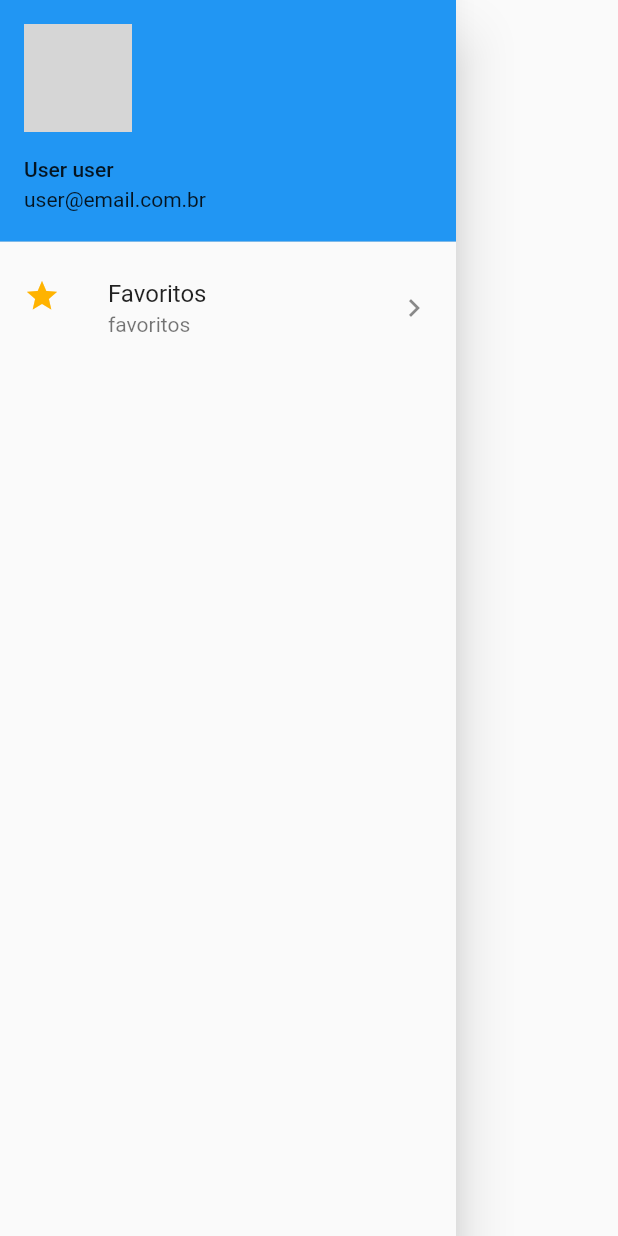
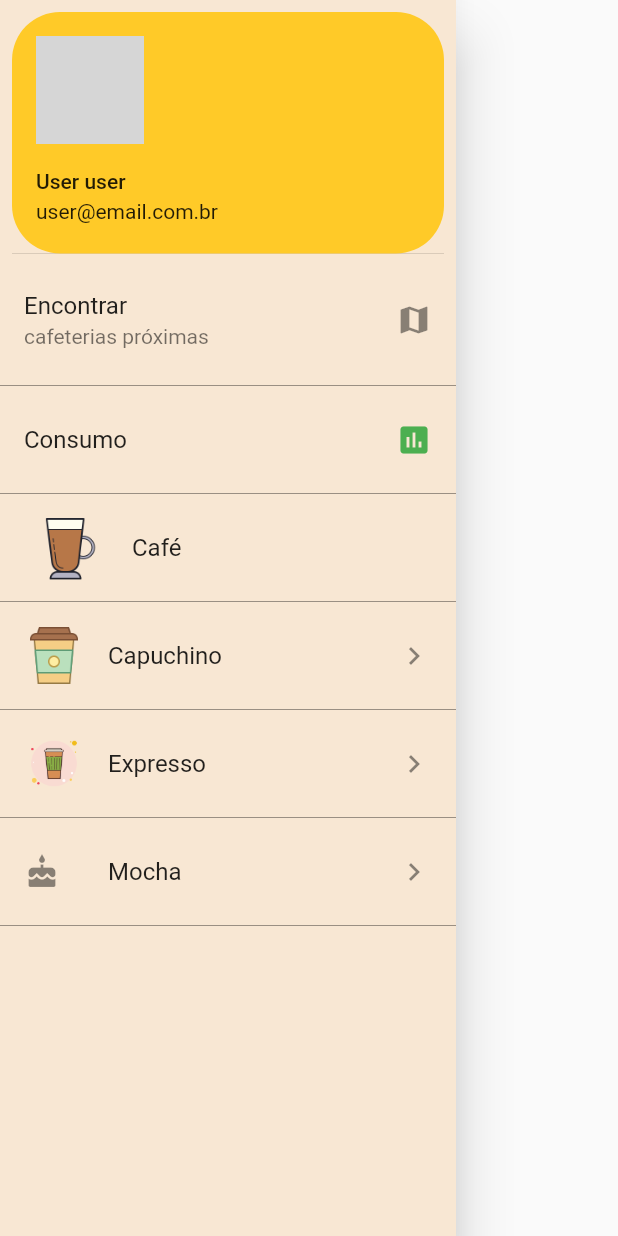
Before and after one commit to ollinmagno/coffee-store-app, a Flutter app: the DrawerList widget shown alone on an empty page, opened directly, on a phone screen of 412 x 824 dp. Run offline on Flutter 3.47's test engine with Material 2 defaults, Android fonts, the light colour scheme and no system bars; network calls fail; grey boxes are pictures that could not be loaded.

Commit message:
add items

```diff
--- a/lib/src/widgets/drawer.dart
+++ b/lib/src/widgets/drawer.dart
@@ -1,31 +1,98 @@
 import 'package:flutter/material.dart';
 
+class DrawerList extends StatelessWidget {
+  Color _cor = Color(0xfff8e7d3);
 
-class DrawerList extends StatelessWidget {
   @override
   Widget build(BuildContext context) {
     return SafeArea(
+      top: false,
       child: Drawer(
+        child: Container(
+          color: _cor,
           child: ListView(
             children: <Widget>[
               UserAccountsDrawerHeader(
+                margin: EdgeInsets.all(8.0),
+                decoration: BoxDecoration(
+                    color: Colors.amber.shade400,
+                    borderRadius: BorderRadius.circular(32.0)),
                 accountName: Text('User user'),
                 accountEmail: Text('user@email.com.br'),
                 currentAccountPicture: CircleAvatar(
                   backgroundImage: NetworkImage(''),
                 ),
               ),
+
               ListTile(
-              leading: Icon(Icons.star, color: Colors.amber.shade600,),
-              title: Text('Favoritos'),
-              subtitle: Text('favoritos'),
-              trailing: Icon(Icons.keyboard_arrow_right),
+                  title: Text('Encontrar'),
+                  subtitle: Text('cafeterias próximas'),
+                  trailing: Icon(Icons.map),
+                  onTap: () {
+                    print('');
+                    Navigator.pop(context);
+                  }
+              ),
+              Divider(color: Colors.black38),
+              ListTile(
+                  title: Text('Consumo'),
+                  trailing: Icon(Icons.insert_chart, color: Colors.green,),
+                  onTap: () {
+                    print('');
+                    Navigator.pop(context);
+                  }
+              ),
+              Divider(color: Colors.black38),
+              ListTile(
+                  title: Text('Café'),
+                  leading: Image.asset('assets/images/items/cup-coffee01.png'),
                   onTap: () {
                     print('Item 1');
                     Navigator.pop(context);
                   }
-            )
+              ),
+              Divider(color: Colors.black38),
+              ListTile(
+                  leading: Image.asset('assets/images/items/cup-coffee02.png', height: 40),
+                  title: Text('Capuchino'),
+                  trailing: Icon(Icons.keyboard_arrow_right),
+                  onTap: () {
+                    print('Item 2');
+                    Navigator.pop(context);
+                  }
+              ),
+              Divider(color: Colors.black38),
+              ListTile(
+                  leading: Image.asset('assets/images/items/cup-coffee03.png', height: 40),
+                  title: Text('Expresso'),
+                  trailing: Icon(Icons.keyboard_arrow_right),
+                  onTap: () {
+                    print('Item 3');
+                    Navigator.pop(context);
+                  }
+              ),
+              Divider(color: Colors.black38),
+              ListTile(
+                  leading: Icon(Icons.cake,),
+                  title: Text('Mocha'),
+                  trailing: Icon(Icons.keyboard_arrow_right),
+                  onTap: () {
+                    print('Item 4');
+                    Navigator.pop(context);
+                  }
+              ),
+              Divider(color: Colors.black38),
+//              ListTile(
+//                  leading: Icon(Icons.cake,),
+//                  title: Text(''),
+//                  trailing: Icon(Icons.keyboard_arrow_right),
+//                  onTap: () {
+//                    print('Item 5');
+//                    Navigator.pop(context);
+//                  }
+//              ),
             ],
+          ),
         ),
       ),
     );
```
Lines whose indentation alone changed are shown as unchanged.
